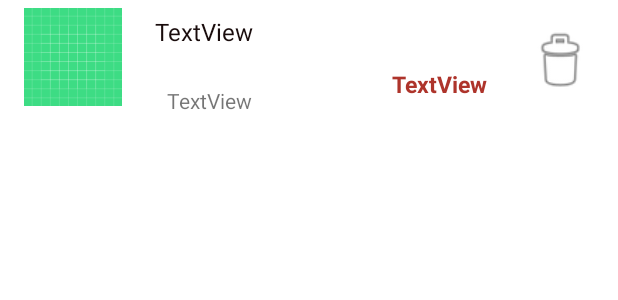
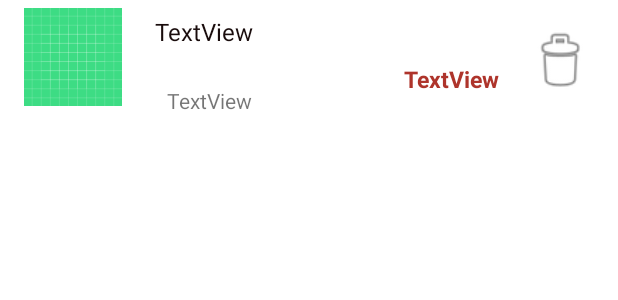
Before and after one commit to AliMalla/Cure, an Android app: the layout listview_item.xml on its own in the app's theme, with its tools: preview values and no code run, on a phone screen of 412 x 824 dp. Shown: the top 300 px of the screen. Run offline under Robolectric (Android 15) with nearby library versions, the phone set to English and light mode, and no system bars.

Commit message:
Fix bugs

```diff
--- a/Cure/app/src/main/res/layout/listview_item.xml
+++ b/Cure/app/src/main/res/layout/listview_item.xml
@@ -42,8 +42,8 @@
         android:id="@+id/recipeItemCalories"
         android:layout_width="wrap_content"
         android:layout_height="wrap_content"
-        android:layout_marginStart="170dp"
-        android:layout_marginTop="13dp"
+        android:layout_marginStart="178dp"
+        android:layout_marginTop="10dp"
         android:text="TextView"
         android:textColor="#AE342B"
         android:textSize="15sp"
--- a/Cure/app/src/main/res/layout/listview_recipe.xml
+++ b/Cure/app/src/main/res/layout/listview_recipe.xml
@@ -58,7 +58,7 @@
         android:id="@+id/recipeProteinMain"
         android:layout_width="wrap_content"
         android:layout_height="wrap_content"
-        android:layout_marginTop="25dp"
+        android:layout_marginTop="35dp"
         android:layout_marginEnd="20dp"
         android:text="TextView"
         android:textColor="#191616"
@@ -71,7 +71,7 @@
         android:id="@+id/recipeFatMain"
         android:layout_width="wrap_content"
         android:layout_height="wrap_content"
-        android:layout_marginTop="7dp"
+        android:layout_marginTop="5dp"
         android:layout_marginEnd="20dp"
         android:text="TextView"
         android:textColor="#191616"
@@ -84,7 +84,7 @@
         android:id="@+id/recipeCarbsMain"
         android:layout_width="wrap_content"
         android:layout_height="wrap_content"
-        android:layout_marginTop="7dp"
+        android:layout_marginTop="5dp"
         android:layout_marginEnd="20dp"
         android:text="TextView"
         android:textColor="#191616"
```
